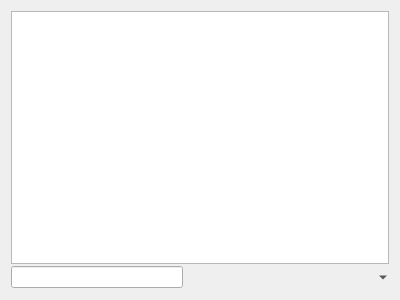
First picture: the form in plugins/dockers/compositiondocker/wdgcompositiondocker.ui, repository KDE/krita, before the edit.
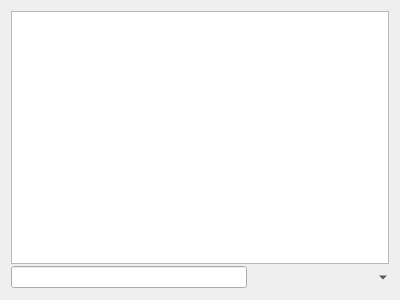
Second picture: the form after the edit.

Commit message: Fix more button styling inconsistencies in dockers

Diff of the .ui file:
```diff
--- a/plugins/dockers/compositiondocker/wdgcompositiondocker.ui
+++ b/plugins/dockers/compositiondocker/wdgcompositiondocker.ui
@@ -28,47 +28,7 @@
    <item column="0" row="1">
     <widget class="QLineEdit" name="saveNameEdit"/>
    </item>
-   <item column="1" row="1">
-    <widget class="QPushButton" name="saveButton">
-     <property name="text">
-      <string/>
-     </property>
-     <property name="flat">
-      <bool>true</bool>
-     </property>
-    </widget>
-   </item>
-   <item column="2" row="1">
-    <widget class="QPushButton" name="moveUpButton">
-     <property name="text">
-      <string/>
-     </property>
-     <property name="flat">
-      <bool>true</bool>
-     </property>
-    </widget>
-   </item>
-   <item column="3" row="1">
-    <widget class="QPushButton" name="moveDownButton">
-     <property name="text">
-      <string/>
-     </property>
-     <property name="flat">
-      <bool>true</bool>
-     </property>
-    </widget>
-   </item>
-   <item column="4" row="1">
-    <widget class="QPushButton" name="deleteButton">
-     <property name="text">
-      <string/>
-     </property>
-     <property name="flat">
-      <bool>true</bool>
-     </property>
-    </widget>
-   </item>
-   <item column="5" row="1">
+   <item row="1" column="5">
     <widget class="QToolButton" name="exportCompositions">
      <property name="toolTip">
       <string>Export checked compositions.</string>
@@ -84,6 +44,46 @@
      </property>
     </widget>
    </item>
+   <item row="1" column="1">
+    <widget class="QToolButton" name="saveButton">
+     <property name="text">
+      <string/>
+     </property>
+     <property name="autoRaise">
+      <bool>true</bool>
+     </property>
+    </widget>
+   </item>
+   <item row="1" column="2">
+    <widget class="QToolButton" name="moveUpButton">
+     <property name="text">
+      <string/>
+     </property>
+     <property name="autoRaise">
+      <bool>true</bool>
+     </property>
+    </widget>
+   </item>
+   <item row="1" column="3">
+    <widget class="QToolButton" name="moveDownButton">
+     <property name="text">
+      <string/>
+     </property>
+     <property name="autoRaise">
+      <bool>true</bool>
+     </property>
+    </widget>
+   </item>
+   <item row="1" column="4">
+    <widget class="QToolButton" name="deleteButton">
+     <property name="text">
+      <string/>
+     </property>
+     <property name="autoRaise">
+      <bool>true</bool>
+     </property>
+    </widget>
+   </item>
   </layout>
  </widget>
  <resources/>
```
Left out of the diff: 6 changed lines with no effect on the pictures. The commit also changes 2 other files.
